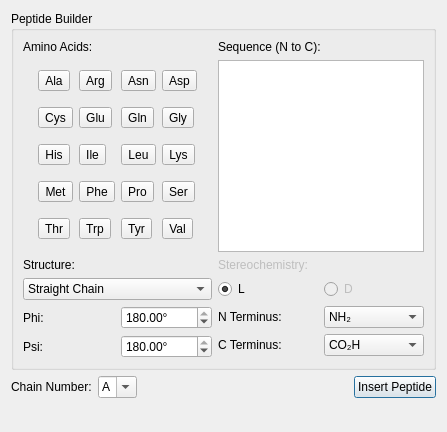
Old version of the form avogadro/qtplugins/insertpeptide/insertpeptidedialog.ui in the repository OpenChemistry/avogadrolibs.
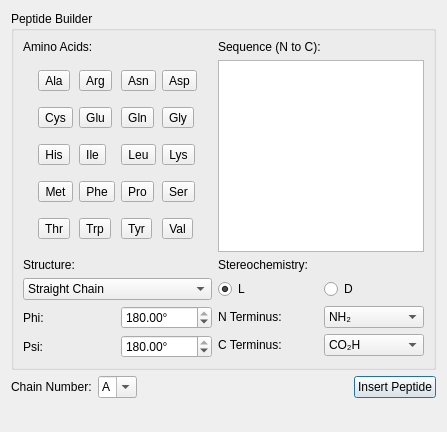
New version of the form.

Commit message: Enable "D" stereo by inverting all dihedral angles for side-chains

The edit to the form file:
```diff
--- a/avogadro/qtplugins/insertpeptide/insertpeptidedialog.ui
+++ b/avogadro/qtplugins/insertpeptide/insertpeptidedialog.ui
@@ -276,9 +276,6 @@
       </item>
       <item row="3" column="1">
        <widget class="QLabel" name="label_2">
-        <property name="enabled">
-         <bool>false</bool>
-        </property>
         <property name="text">
          <string>Stereochemistry:</string>
         </property>
@@ -298,15 +295,9 @@
         </item>
         <item>
          <widget class="QRadioButton" name="dStereoButton">
-          <property name="enabled">
-           <bool>false</bool>
-          </property>
           <property name="text">
            <string notr="true">D</string>
           </property>
-          <property name="checkable">
-           <bool>false</bool>
-          </property>
          </widget>
         </item>
        </layout>
```
The commit also changes 1 other file.
